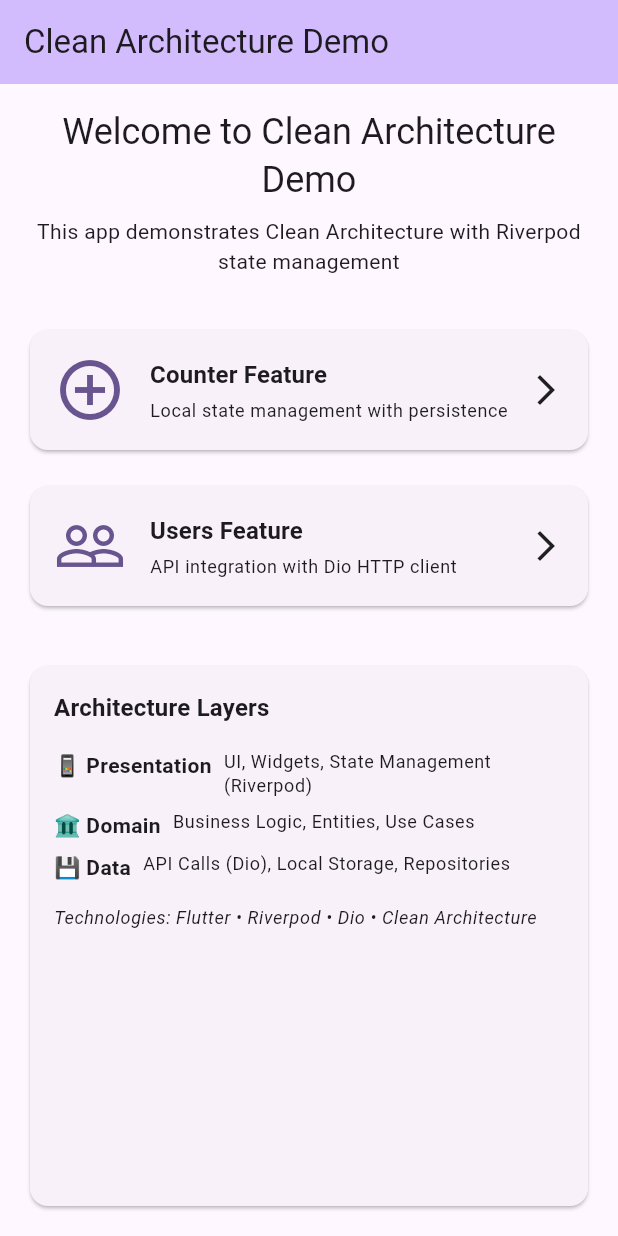
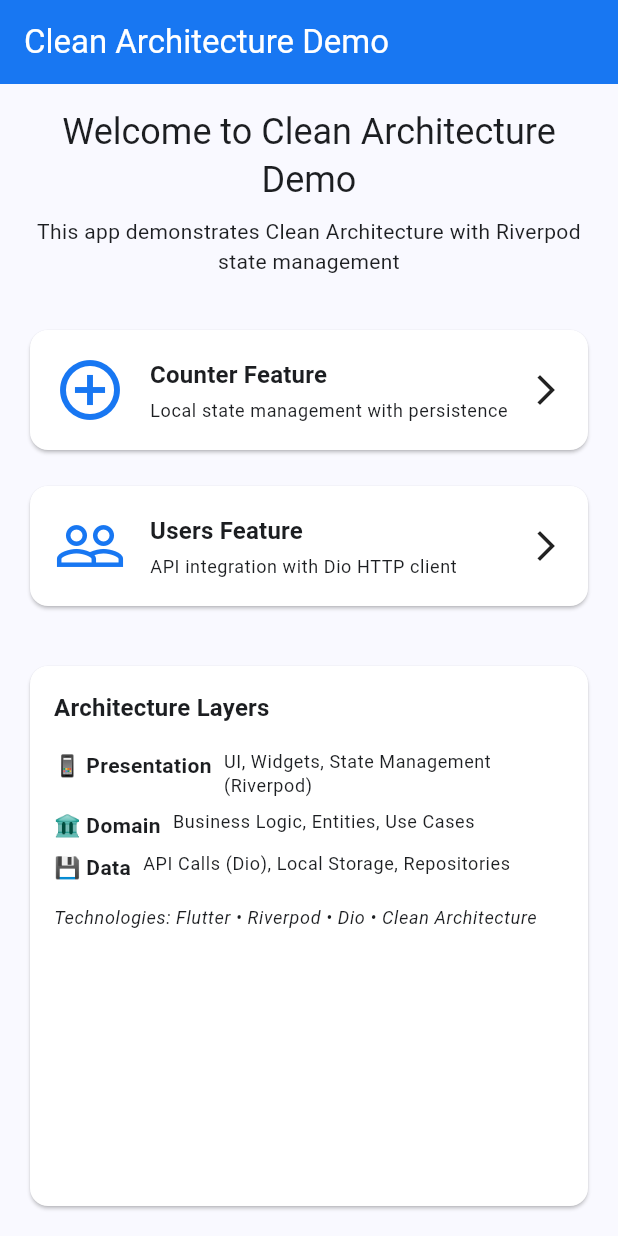
Before and after one commit to kael-moreno/flutter-base, a Flutter app: the screen it shows after launch, on a phone screen of 412 x 824 dp. Run offline on Flutter 3.47's test engine with Material 3 defaults, Android fonts, the phone set to English and light mode, and no system bars; our stand-ins replace dartz, dio, flutter_riverpod.

Commit message:
feat: Update HomePage and main.dart for consistent Facebook theme styling

```diff
--- a/lib/home_page.dart
+++ b/lib/home_page.dart
@@ -9,9 +9,12 @@ class HomePage extends StatelessWidget {
   @override
   Widget build(BuildContext context) {
     return Scaffold(
+      backgroundColor: Theme.of(context).colorScheme.background,
       appBar: AppBar(
         title: const Text('Clean Architecture Demo'),
-        backgroundColor: Theme.of(context).colorScheme.inversePrimary,
+        backgroundColor: Theme.of(context).colorScheme.primary,
+        foregroundColor: Colors.white,
+        elevation: 0,
       ),
       body: Padding(
         padding: const EdgeInsets.all(16.0),
@@ -52,9 +55,7 @@ class HomePage extends StatelessWidget {
               ),
             ),
             const SizedBox(height: 32),
-            const Expanded(
-              child: _ArchitectureInfo(),
-            ),
+            const Expanded(child: _ArchitectureInfo()),
           ],
         ),
       ),
@@ -89,8 +90,8 @@ class HomePage extends StatelessWidget {
                     Text(
                       title,
                       style: Theme.of(context).textTheme.titleMedium?.copyWith(
-                            fontWeight: FontWeight.bold,
-                          ),
+                        fontWeight: FontWeight.bold,
+                      ),
                     ),
                     const SizedBox(height: 4),
                     Text(
@@ -122,9 +123,9 @@ class _ArchitectureInfo extends StatelessWidget {
           children: [
             Text(
               'Architecture Layers',
-              style: Theme.of(context).textTheme.titleMedium?.copyWith(
-                    fontWeight: FontWeight.bold,
-                  ),
+              style: Theme.of(
+                context,
+              ).textTheme.titleMedium?.copyWith(fontWeight: FontWeight.bold),
             ),
             const SizedBox(height: 12),
             _buildLayerInfo(
@@ -145,9 +146,9 @@ class _ArchitectureInfo extends StatelessWidget {
             const SizedBox(height: 12),
             Text(
               'Technologies: Flutter • Riverpod • Dio • Clean Architecture',
-              style: Theme.of(context).textTheme.bodySmall?.copyWith(
-                    fontStyle: FontStyle.italic,
-                  ),
+              style: Theme.of(
+                context,
+              ).textTheme.bodySmall?.copyWith(fontStyle: FontStyle.italic),
             ),
           ],
         ),
@@ -155,16 +156,17 @@ class _ArchitectureInfo extends StatelessWidget {
     );
   }
 
-  Widget _buildLayerInfo(BuildContext context, String title, String description) {
+  Widget _buildLayerInfo(
+    BuildContext context,
+    String title,
+    String description,
+  ) {
     return Padding(
       padding: const EdgeInsets.symmetric(vertical: 4.0),
       child: Row(
         crossAxisAlignment: CrossAxisAlignment.start,
         children: [
-          Text(
-            title,
-            style: const TextStyle(fontWeight: FontWeight.w600),
-          ),
+          Text(title, style: const TextStyle(fontWeight: FontWeight.w600)),
           const SizedBox(width: 8),
           Expanded(
             child: Text(
--- a/lib/main.dart
+++ b/lib/main.dart
@@ -4,20 +4,18 @@ import 'package:flutter_riverpod/flutter_riverpod.dart';
 import 'home_page.dart';
 
 void main() {
-  // Configure system navigation bar to be transparent/proper color
+  // Configure system navigation bar to match Facebook theme
   SystemChrome.setSystemUIOverlayStyle(
-    SystemUiOverlayStyle(
-      systemNavigationBarColor: Colors.grey[50], // Light background color
+    const SystemUiOverlayStyle(
+      systemNavigationBarColor: Color(0xFFF0F2F5), // Facebook light gray
       systemNavigationBarDividerColor: Colors.transparent,
-      systemNavigationBarIconBrightness: Brightness.dark, // Dark icons on light nav bar
+      systemNavigationBarIconBrightness: Brightness.dark,
+      statusBarColor: Color(0xFF1877F2), // Facebook blue
+      statusBarIconBrightness: Brightness.light,
     ),
   );
 
-  runApp(
-    const ProviderScope(
-      child: MyApp(),
-    ),
-  );
+  runApp(const ProviderScope(child: MyApp()));
 }
 
 class MyApp extends StatelessWidget {
@@ -30,13 +28,46 @@ class MyApp extends StatelessWidget {
       child: MaterialApp(
         title: 'Clean Architecture Flutter Demo',
         theme: ThemeData(
-          colorScheme: ColorScheme.fromSeed(seedColor: Colors.deepPurple),
+          colorScheme:
+              ColorScheme.fromSeed(
+                seedColor: const Color(0xFF1877F2), // Facebook blue
+                brightness: Brightness.light,
+              ).copyWith(
+                primary: const Color(0xFF1877F2), // Facebook blue
+                secondary: const Color(0xFF42A5F5), // Lighter blue accent
+                surface: Colors.white,
+                onPrimary: Colors.white,
+                onSecondary: Colors.white,
+                onSurface: const Color(0xFF1C1E21), // Facebook dark text
+              ),
           useMaterial3: true,
           // Configure system UI overlay for consistent navigation bar
-          appBarTheme: const AppBarTheme(
-            systemOverlayStyle: SystemUiOverlayStyle(
+          appBarTheme: AppBarTheme(
+            backgroundColor: const Color(0xFF1877F2), // Facebook blue
+            foregroundColor: Colors.white,
+            elevation: 0,
+            systemOverlayStyle: const SystemUiOverlayStyle(
               systemNavigationBarColor: Colors.transparent,
               systemNavigationBarIconBrightness: Brightness.dark,
+              statusBarColor: Color(0xFF1877F2),
+              statusBarIconBrightness: Brightness.light,
+            ),
+          ),
+          elevatedButtonTheme: ElevatedButtonThemeData(
+            style: ElevatedButton.styleFrom(
+              backgroundColor: const Color(0xFF1877F2),
+              foregroundColor: Colors.white,
+              elevation: 2,
+              shape: RoundedRectangleBorder(
+                borderRadius: BorderRadius.circular(8),
+              ),
+            ),
+          ),
+          cardTheme: const CardThemeData(
+            color: Colors.white,
+            elevation: 1,
+            shape: RoundedRectangleBorder(
+              borderRadius: BorderRadius.all(Radius.circular(12)),
             ),
           ),
         ),
```
